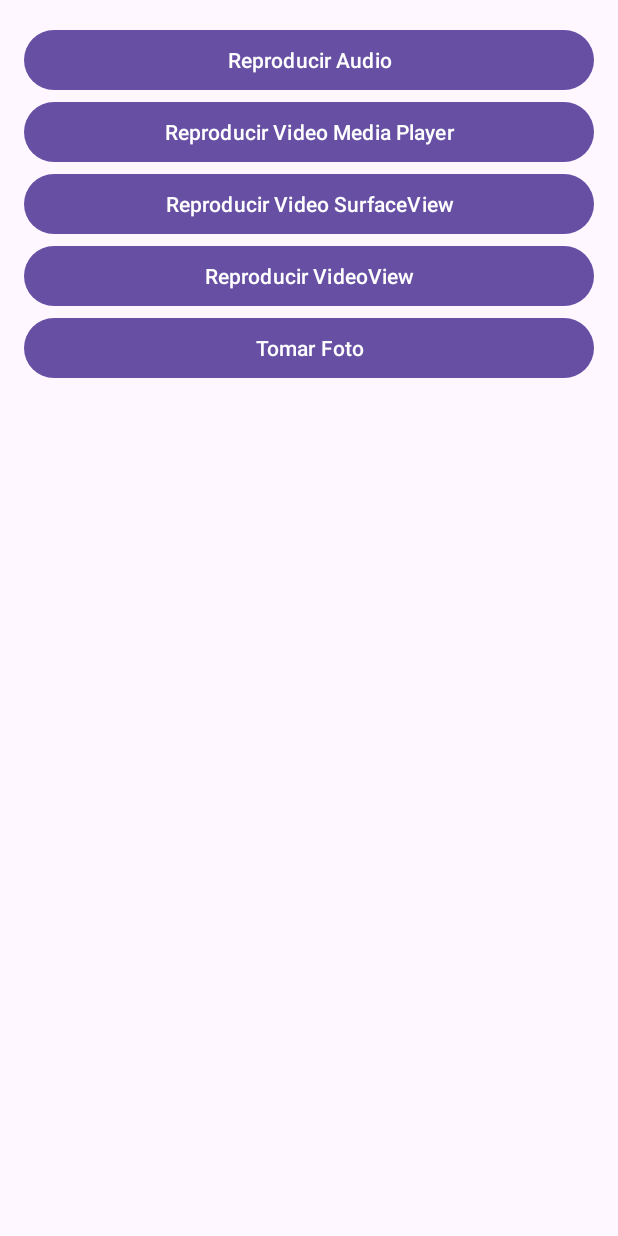
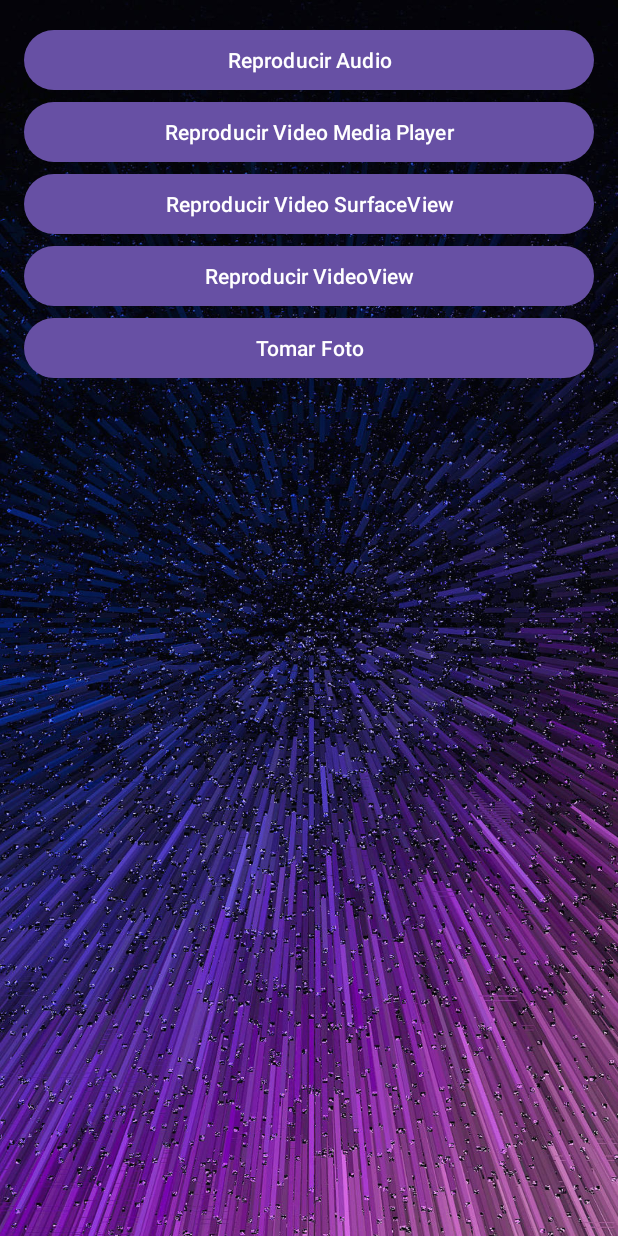
Before and after one commit to carloscruz05/TerceraAppVideos, an Android app: the screen it shows after launch (MainActivity), on a phone screen of 412 x 824 dp. Run offline under Robolectric (Android 15) with nearby library versions, the light colour scheme and no system bars.

Commit message:
segundo commit

```diff
--- a/app/src/main/res/layout/activity_main.xml
+++ b/app/src/main/res/layout/activity_main.xml
@@ -2,7 +2,8 @@
     android:layout_width="match_parent"
     android:layout_height="match_parent"
     android:orientation="vertical"
-    android:padding="16dp">
+    android:padding="16dp"
+    android:background="@drawable/imagen_fondo">
 
     <Button
         android:id="@+id/button_audio_player"
```
Also changed, not shown: app/src/main/res/drawable/imagen_fondo.jpg (added).
